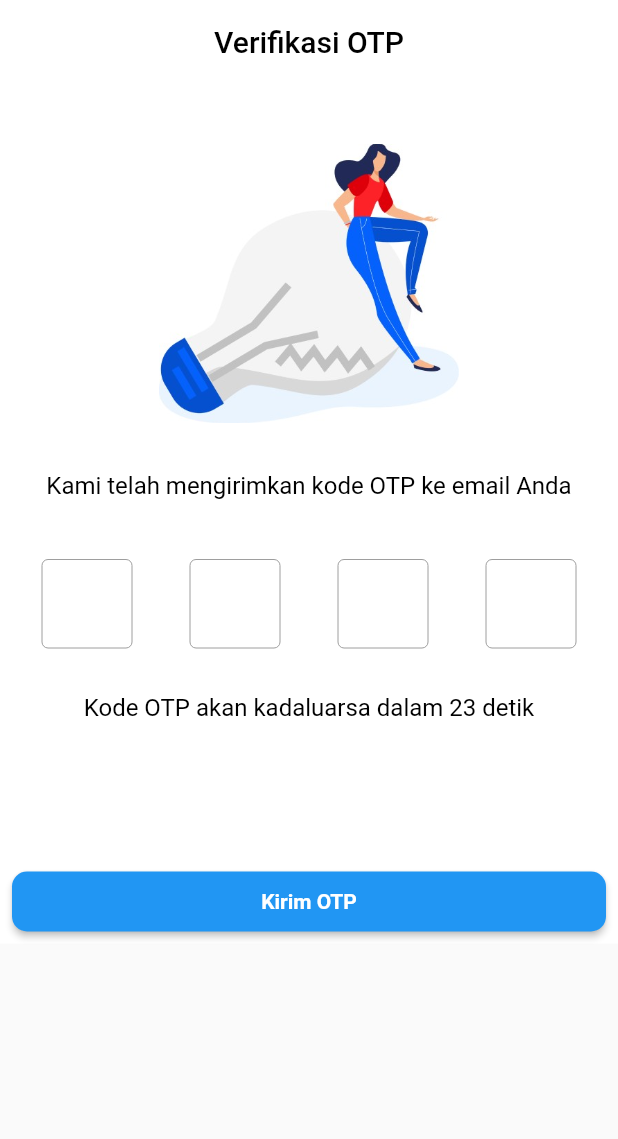
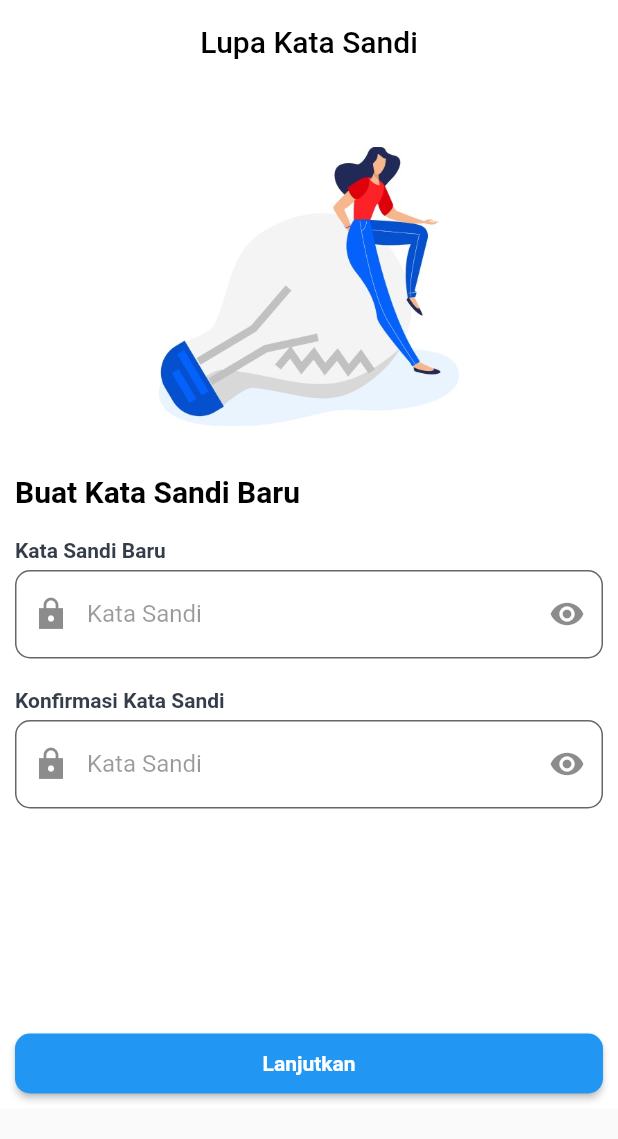
Before and after one commit to Kelompok-2-Capstone-Alterra-Academy/flutter-repo, a Flutter app: the screen it shows after launch, on a phone screen of 412 x 824 dp. Shown: the top 1139 px of the screen. Run offline on Flutter 3.47's test engine with Material 2 defaults, Android fonts, the phone set to English and light mode, and no system bars; our stand-ins replace flutter_svg.

Commit message:
feat: add reset password screen

```diff
--- a/lib/main.dart
+++ b/lib/main.dart
@@ -1,6 +1,7 @@
 import 'package:flutter/material.dart';
 import 'package:staredu/views/screen/auth/forgot_password/main/forgot_password_screen.dart';
 import 'package:staredu/views/screen/auth/forgot_password/otp_verification/otp_verification_screen.dart';
+import 'package:staredu/views/screen/auth/forgot_password/reset_password/reset_password.dart';
 import 'package:staredu/views/screen/auth/login/login_screen.dart';
 import 'package:staredu/views/screen/home/home_screen.dart';
 import 'package:staredu/views/screen/splash_welcome/splash_welcome_screen.dart';
@@ -21,7 +22,7 @@ class StarEdu extends StatelessWidget {
       theme: ThemeData(
         primaryColor: Colors.white,
       ),
-      initialRoute: OtpVerificationScreen.routeName,
+      initialRoute: ResetPasswordScreen.routeName,
       routes: {
         SplashWelcomeScreen.routeName: (context) => const SplashWelcomeScreen(),
         HomeScreen.routeName: (context) => const HomeScreen(),
@@ -30,6 +31,7 @@ class StarEdu extends StatelessWidget {
             const ForgotPasswordScreen(),
         OtpVerificationScreen.routeName: (context) =>
             const OtpVerificationScreen(),
+        ResetPasswordScreen.routeName: (context) => const ResetPasswordScreen(),
       },
     );
   }
--- /dev/null
+++ b/lib/views/screen/auth/forgot_password/reset_password/reset_password.dart
@@ -0,0 +1,212 @@
+import 'package:flutter/material.dart';
+import 'package:staredu/utils/color/color.dart';
+
+class ResetPasswordScreen extends StatefulWidget {
+  const ResetPasswordScreen({super.key});
+  static String routeName = '/reset_password';
+
+  @override
+  State<ResetPasswordScreen> createState() => _ResetPasswordScreenState();
+}
+
+class _ResetPasswordScreenState extends State<ResetPasswordScreen> {
+  final GlobalKey<FormState> _formkey = GlobalKey<FormState>();
+  final TextEditingController _passwordController = TextEditingController();
+  final TextEditingController _confirmPasswordController =
+      TextEditingController();
+  bool _obscureTextPass = true;
+  bool _obscureTextConfirmPass = true;
+
+  @override
+  Widget build(BuildContext context) {
+    return Scaffold(
+      appBar: AppBar(
+        backgroundColor: whiteColor,
+        centerTitle: true,
+        elevation: 0,
+        title:
+            const Text('Lupa Kata Sandi', style: TextStyle(color: blackColor)),
+      ),
+      body: SingleChildScrollView(
+        child: Container(
+            color: whiteColor,
+            padding: const EdgeInsets.all(10),
+            child: Center(
+              child: Column(
+                children: [
+                  SizedBox(
+                      height: 250,
+                      child: Image.asset(
+                        "assets/images/forgot_password.jpg",
+                        width: 200,
+                        height: 400,
+                      )),
+                  const Align(
+                    alignment: Alignment.topLeft,
+                    child: Text(
+                      'Buat Kata Sandi Baru',
+                      style: TextStyle(
+                        fontSize: 20,
+                        color: blackColor,
+                        fontWeight: FontWeight.bold,
+                      ),
+                    ),
+                  ),
+                  const SizedBox(
+                    height: 20,
+                  ),
+                  Column(
+                    mainAxisAlignment: MainAxisAlignment.start,
+                    crossAxisAlignment: CrossAxisAlignment.start,
+                    children: [
+                      const Text(
+                        "Kata Sandi Baru",
+                        style: TextStyle(
+                            color: Color(0xff363d4a),
+                            fontWeight: FontWeight.w700),
+                      ),
+                      const SizedBox(
+                        height: 5,
+                      ),
+                      TextFormField(
+                        obscureText: _obscureTextPass,
+                        controller: _passwordController,
+                        maxLength: 20,
+                        autocorrect: false,
+                        textInputAction: TextInputAction.next,
+                        style: const TextStyle(
+                          color: blackColor,
+                          fontWeight: FontWeight.w400,
+                        ),
+                        cursorColor: const Color(0xff00c2cb),
+                        keyboardType: TextInputType.visiblePassword,
+                        decoration: InputDecoration(
+                          prefixIcon: const Icon(Icons.lock_sharp),
+                          suffixIcon: GestureDetector(
+                            onTap: () {
+                              setState(() {
+                                _obscureTextPass = !_obscureTextPass;
+                              });
+                            },
+                            child: Icon(
+                              _obscureTextPass
+                                  ? Icons.visibility
+                                  : Icons.visibility_off,
+                            ),
+                          ),
+                          counterText: "",
+                          labelText: "Kata Sandi",
+                          labelStyle:
+                              TextStyle(color: blackColor.withOpacity(0.4)),
+                          filled: true,
+                          floatingLabelBehavior: FloatingLabelBehavior.never,
+                          fillColor: whiteColor,
+                          border: OutlineInputBorder(
+                              borderRadius: BorderRadius.circular(10),
+                              borderSide: const BorderSide(
+                                width: 1,
+                              )),
+                        ),
+                      ),
+                    ],
+                  ),
+                  const SizedBox(
+                    height: 20,
+                  ),
+                  Column(
+                    mainAxisAlignment: MainAxisAlignment.start,
+                    crossAxisAlignment: CrossAxisAlignment.start,
+                    children: [
+                      const Text(
+                        "Konfirmasi Kata Sandi",
+                        style: TextStyle(
+                            color: Color(0xff363d4a),
+                            fontWeight: FontWeight.w700),
+                      ),
+                      const SizedBox(
+                        height: 5,
+                      ),
+                      TextFormField(
+                        obscureText: _obscureTextConfirmPass,
+                        controller: _confirmPasswordController,
+                        maxLength: 20,
+                        autocorrect: false,
+                        textInputAction: TextInputAction.next,
+                        style: const TextStyle(
+                          color: blackColor,
+                          fontWeight: FontWeight.w400,
+                        ),
+                        cursorColor: const Color(0xff00c2cb),
+                        keyboardType: TextInputType.visiblePassword,
+                        decoration: InputDecoration(
+                          prefixIcon: const Icon(Icons.lock_sharp),
+                          suffixIcon: GestureDetector(
+                            onTap: () {
+                              setState(() {
+                                _obscureTextConfirmPass =
+                                    !_obscureTextConfirmPass;
+                              });
+                            },
+                            child: Icon(
+                              _obscureTextConfirmPass
+                                  ? Icons.visibility
+                                  : Icons.visibility_off,
+                            ),
+                          ),
+                          counterText: "",
+                          labelText: "Kata Sandi",
+                          labelStyle:
+                              TextStyle(color: blackColor.withOpacity(0.4)),
+                          filled: true,
+                          floatingLabelBehavior: FloatingLabelBehavior.never,
+                          fillColor: whiteColor,
+                          border: OutlineInputBorder(
+                              borderRadius: BorderRadius.circular(10),
+                              borderSide: const BorderSide(
+                                width: 1,
+                              )),
+                        ),
+                      ),
+                    ],
+                  ),
+                  const SizedBox(
+                    height: 150,
+                  ),
+                  SizedBox(
+                    height: 40,
+                    width: double.infinity,
+                    child: ElevatedButton(
+                      style: ButtonStyle(
+                        shape:
+                            MaterialStateProperty.all<RoundedRectangleBorder>(
+                          RoundedRectangleBorder(
+                            borderRadius: BorderRadius.circular(10),
+                          ),
+                        ),
+                        backgroundColor:
+                            MaterialStateProperty.resolveWith<Color?>(
+                          (Set<MaterialState> states) {
+                            if (states.contains(MaterialState.pressed)) {
+                              return lightBlueColor;
+                            }
+                            return primaryColor;
+                          },
+                        ),
+                      ),
+                      onPressed: () {
+                        if (_formkey.currentState!.validate()) {}
+                      },
+                      child: const Text(
+                        "Lanjutkan",
+                        style: TextStyle(
+                            fontWeight: FontWeight.bold, fontSize: 14),
+                      ),
+                    ),
+                  ),
+                ],
+              ),
+            )),
+      ),
+    );
+  }
+}
--- a/lib/views/screen/auth/login/login_screen.dart
+++ b/lib/views/screen/auth/login/login_screen.dart
@@ -158,6 +158,7 @@ class _LoginScreenState extends State<LoginScreen> {
                           ),
                         ],
                       ),
+
                       Row(
                         mainAxisAlignment: MainAxisAlignment.spaceBetween,
                         children: [
```
